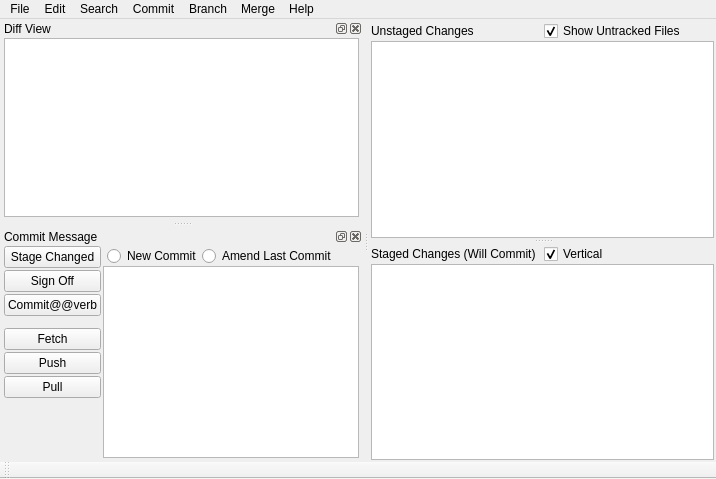
Above: ui/main.ui from git-cola/git-cola before the change. Below: the same form after it.
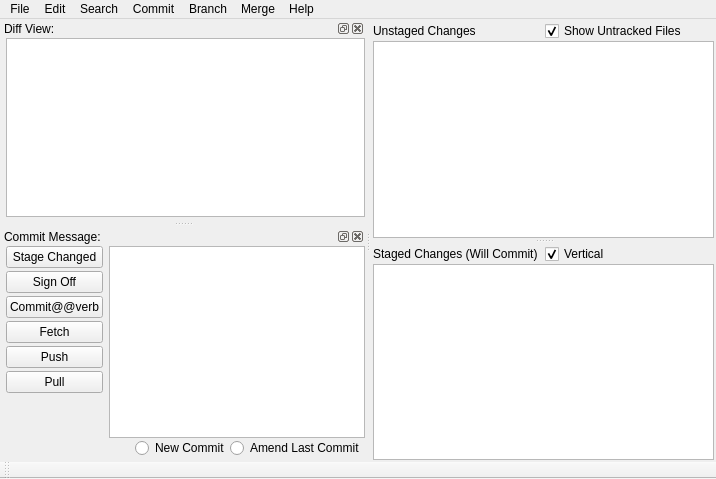
That is the form after the change.

Commit message:
gui: streamline the interface and allow more i18n
An overridden tr() method was added to the main controller that
routes things through the main qapp instance.

Patch:
```diff
--- a/ui/main.ui
+++ b/ui/main.ui
@@ -16,9 +16,9 @@
   <widget class="QWidget" name="centralwidget" >
    <property name="geometry" >
     <rect>
-     <x>361</x>
+     <x>363</x>
      <y>26</y>
-     <width>355</width>
+     <width>353</width>
      <height>438</height>
     </rect>
    </property>
@@ -315,7 +315,7 @@
     <rect>
      <x>0</x>
      <y>26</y>
-     <width>355</width>
+     <width>357</width>
      <height>188</height>
     </rect>
    </property>
@@ -335,7 +335,7 @@
     <bool>false</bool>
    </property>
    <property name="windowTitle" >
-    <string>Diff View</string>
+    <string>Diff View:</string>
    </property>
    <attribute name="dockWidgetArea" >
     <number>1</number>
@@ -345,7 +345,7 @@
      <rect>
       <x>0</x>
       <y>20</y>
-      <width>355</width>
+      <width>357</width>
       <height>168</height>
      </rect>
     </property>
@@ -357,13 +357,13 @@
       <enum>QLayout::SetNoConstraint</enum>
      </property>
      <property name="leftMargin" >
-      <number>4</number>
+      <number>6</number>
      </property>
      <property name="topMargin" >
       <number>0</number>
      </property>
      <property name="rightMargin" >
-      <number>4</number>
+      <number>0</number>
      </property>
      <property name="bottomMargin" >
       <number>4</number>
@@ -434,7 +434,7 @@
     <rect>
      <x>0</x>
      <y>220</y>
-     <width>355</width>
+     <width>357</width>
      <height>244</height>
     </rect>
    </property>
@@ -448,7 +448,7 @@
     <bool>false</bool>
    </property>
    <property name="windowTitle" >
-    <string>Commit Message</string>
+    <string>Commit Message:</string>
    </property>
    <attribute name="dockWidgetArea" >
     <number>1</number>
@@ -458,7 +458,7 @@
      <rect>
       <x>0</x>
       <y>20</y>
-      <width>355</width>
+      <width>357</width>
       <height>224</height>
      </rect>
     </property>
@@ -476,13 +476,13 @@
       <enum>QLayout::SetNoConstraint</enum>
      </property>
      <property name="leftMargin" >
-      <number>4</number>
+      <number>6</number>
      </property>
      <property name="topMargin" >
       <number>0</number>
      </property>
      <property name="rightMargin" >
-      <number>4</number>
+      <number>0</number>
      </property>
      <property name="bottomMargin" >
       <number>4</number>
@@ -503,7 +503,7 @@
        </property>
        <layout class="QHBoxLayout" >
         <property name="spacing" >
-         <number>2</number>
+         <number>6</number>
         </property>
         <property name="margin" >
          <number>0</number>
@@ -523,6 +523,9 @@
            </size>
           </property>
           <layout class="QVBoxLayout" >
+           <property name="spacing" >
+            <number>3</number>
+           </property>
            <property name="sizeConstraint" >
             <enum>QLayout::SetNoConstraint</enum>
            </property>
@@ -589,22 +592,6 @@
              </property>
             </widget>
            </item>
-           <item>
-            <spacer>
-             <property name="orientation" >
-              <enum>Qt::Vertical</enum>
-             </property>
-             <property name="sizeType" >
-              <enum>QSizePolicy::Minimum</enum>
-             </property>
-             <property name="sizeHint" stdset="0" >
-              <size>
-               <width>20</width>
-               <height>10</height>
-              </size>
-             </property>
-            </spacer>
-           </item>
            <item>
             <widget class="QPushButton" name="fetch_button" >
              <property name="sizePolicy" >
@@ -709,6 +696,22 @@
            <property name="margin" >
             <number>0</number>
            </property>
+           <item>
+            <widget class="QTextEdit" name="commitmsg" >
+             <property name="sizePolicy" >
+              <sizepolicy vsizetype="MinimumExpanding" hsizetype="Minimum" >
+               <horstretch>0</horstretch>
+               <verstretch>0</verstretch>
+              </sizepolicy>
+             </property>
+             <property name="lineWrapMode" >
+              <enum>QTextEdit::NoWrap</enum>
+             </property>
+             <property name="acceptRichText" >
+              <bool>false</bool>
+             </property>
+            </widget>
+           </item>
            <item>
             <layout class="QHBoxLayout" >
              <property name="spacing" >
@@ -717,20 +720,6 @@
              <property name="leftMargin" >
               <number>4</number>
              </property>
-             <item>
-              <widget class="QRadioButton" name="new_commit_radio" >
-               <property name="text" >
-                <string>New Commit</string>
-               </property>
-              </widget>
-             </item>
-             <item>
-              <widget class="QRadioButton" name="amend_radio" >
-               <property name="text" >
-                <string>Amend Last Commit</string>
-               </property>
-              </widget>
-             </item>
              <item>
               <spacer>
                <property name="orientation" >
@@ -747,24 +736,22 @@
                </property>
               </spacer>
              </item>
+             <item>
+              <widget class="QRadioButton" name="new_commit_radio" >
+               <property name="text" >
+                <string>New Commit</string>
+               </property>
+              </widget>
+             </item>
+             <item>
+              <widget class="QRadioButton" name="amend_radio" >
+               <property name="text" >
+                <string>Amend Last Commit</string>
+               </property>
+              </widget>
+             </item>
             </layout>
            </item>
-           <item>
-            <widget class="QTextEdit" name="commitmsg" >
-             <property name="sizePolicy" >
-              <sizepolicy vsizetype="MinimumExpanding" hsizetype="Minimum" >
-               <horstretch>0</horstretch>
-               <verstretch>0</verstretch>
-              </sizepolicy>
-             </property>
-             <property name="lineWrapMode" >
-              <enum>QTextEdit::NoWrap</enum>
-             </property>
-             <property name="acceptRichText" >
-              <bool>false</bool>
-             </property>
-            </widget>
-           </item>
           </layout>
          </widget>
         </item>
```
The commit also changes 2 other files.
